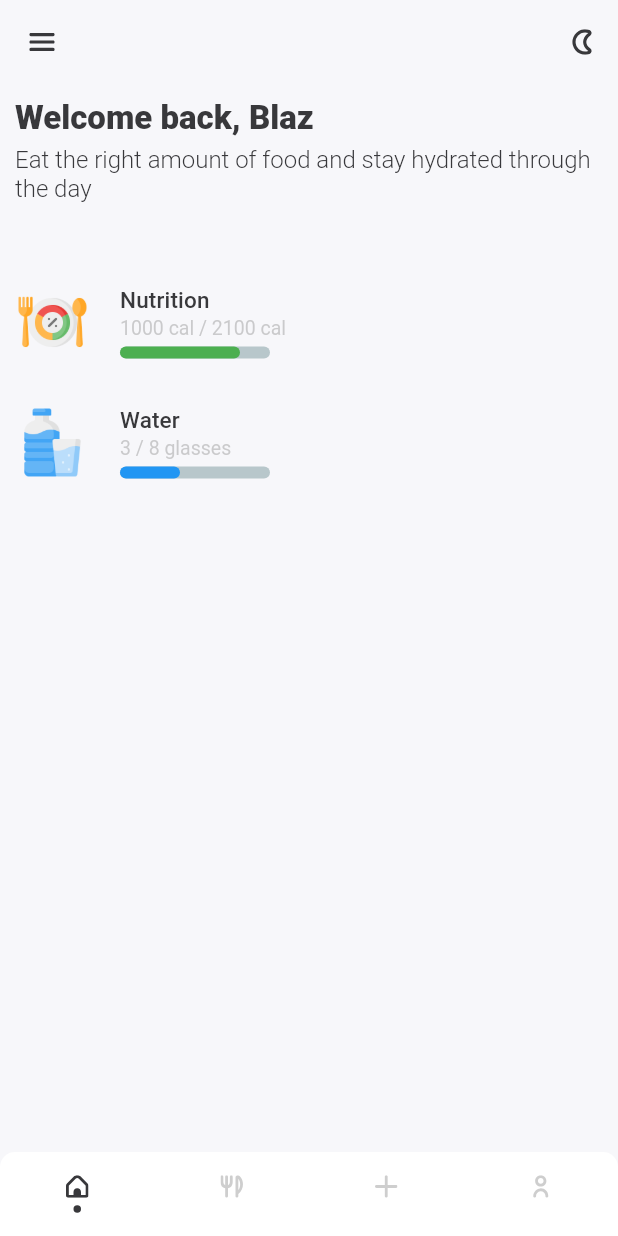
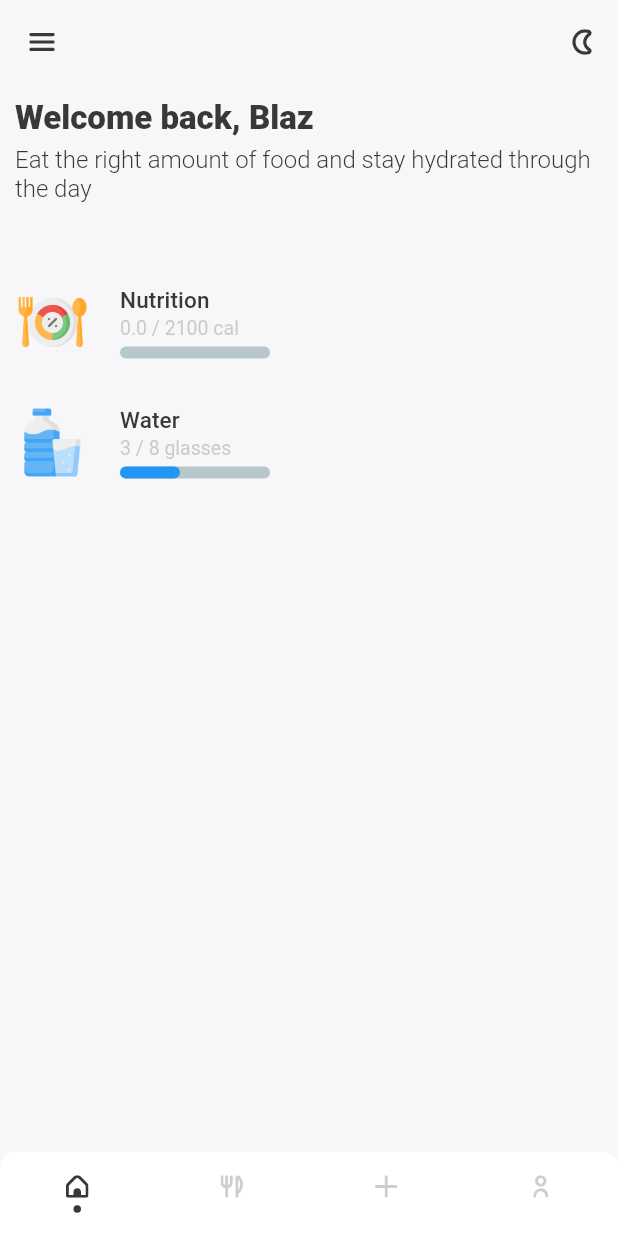
Before and after one commit to blaz-cerpnjak/flutter-nutrition-app, a Flutter app: the screen it shows after launch, on a phone screen of 412 x 824 dp. Run offline on Flutter 3.47's test engine with Material 2 defaults, Android fonts, the phone set to English and light mode, and no system bars; drawn by our look-alikes of percent_indicator, persistent_bottom_nav_bar; our stand-ins replace date_format, date_picker_timeline, flutter_svg, google_fonts, hive, hive_flutter and 1 more; accounts and stored records are empty.

Commit message:
Implement calculating todays calories

```diff
--- a/nutrition_app/lib/screens/home_screen.dart
+++ b/nutrition_app/lib/screens/home_screen.dart
@@ -1,4 +1,8 @@
+import 'package:date_format/date_format.dart';
 import 'package:flutter/material.dart';
+import 'package:hive_flutter/hive_flutter.dart';
+import 'package:nutrition_app/db/Boxes.dart';
+import 'package:nutrition_app/models/meal/meal.dart';
 import 'package:nutrition_app/widgets/info_row.dart';
 
 class HomeScreen extends StatefulWidget {
@@ -9,9 +13,34 @@ class HomeScreen extends StatefulWidget {
 }
 
 class _HomeState extends State<HomeScreen> {
+  List<Meal> getTodaysMeals() {
+    final currentDate = formatDate(DateTime.now(), [dd, '-', mm, '-', yyyy]);
+    final mealsBox = Boxes.getMealsBox();
+    final meals = mealsBox.values.toList().cast<Meal>();
+    return meals.where((meal) => currentDate == formatDate(meal.dateTime, [dd, '-', mm, '-', yyyy])).toList().cast<Meal>();
+  }
+
+  double calcTodaysCals() {
+    final meals = getTodaysMeals();
+    double calories = 0;
+    meals.forEach((meal) {
+      calories += ((meal.food.calories / 100) * meal.quantity);
+    });
+    return calories;
+  }
+
+  double calcNutritionPercentage() {
+    double calories = calcTodaysCals();
+    print(calories);
+    if (calories > 2100) {
+      return 1.0;
+    }
+    return (calories / 2100);
+  }
 
   @override
   Widget build(BuildContext context) {
+
     return Scaffold(
       backgroundColor: Theme.of(context).backgroundColor,
       body: Padding(
@@ -34,14 +63,19 @@ class _HomeState extends State<HomeScreen> {
                       .copyWith(fontWeight: FontWeight.w300),
               ),
             ),
-            const Padding(
-              padding: EdgeInsets.only(top: 50),
-              child: InfoRow(
-                "Nutrition",
-                "1000 cal / 2100 cal",
-                "assets/icons/nutrition_icon.png",
-                Colors.green,
-                0.8
+            Padding(
+              padding: const EdgeInsets.only(top: 50),
+              child: ValueListenableBuilder(
+                valueListenable: Boxes.getMealsBox().listenable(),
+                builder: (context, box, _) {
+                  return InfoRow(
+                    "Nutrition",
+                    "${calcTodaysCals()} / 2100 cal",
+                    "assets/icons/nutrition_icon.png",
+                    Colors.green,
+                    calcNutritionPercentage(),
+                  );
+                }
               ),
             ),
             const Padding(
--- a/nutrition_app/pubspec.yaml
+++ b/nutrition_app/pubspec.yaml
@@ -23,6 +23,7 @@ dependencies:
   uuid: ^3.0.6
   equatable: ^2.0.3
   date_picker_timeline: ^1.2.3
+  date_format: ^2.0.6
 
 dev_dependencies:
   flutter_test:
```
